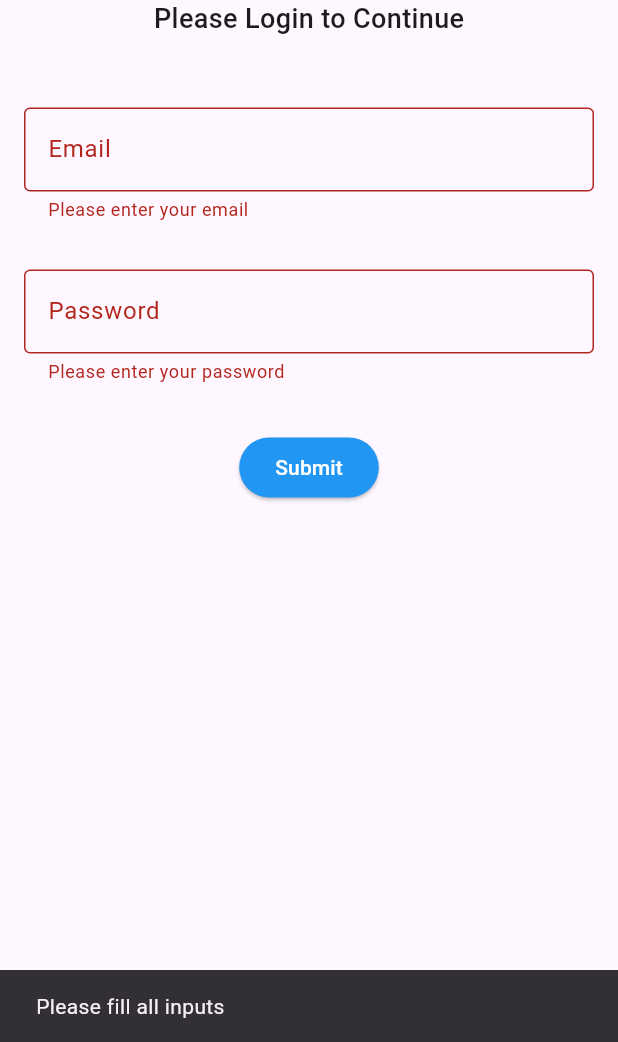
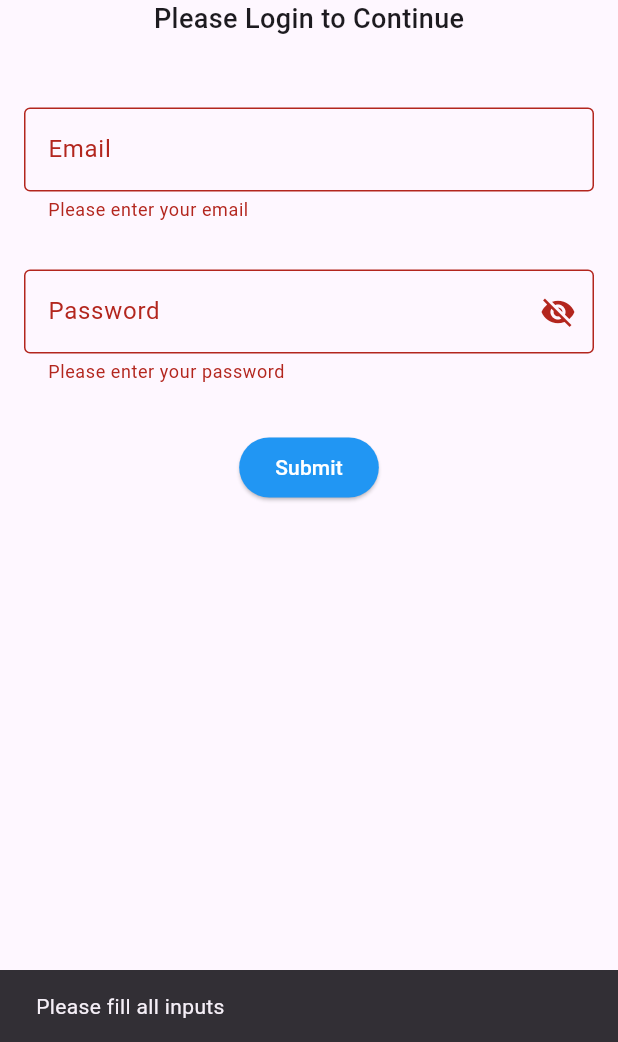
Before and after one commit to abdulbasit1993/NotesJot-App, a Flutter app: the screen it shows after launch, after a tap on "Submit", on a phone screen of 412 x 824 dp, the part 194-1236 px from its top. Run offline on Flutter 3.47's test engine with Material 3 defaults, Android fonts, the phone set to English and light mode, and no system bars; our stand-ins replace flutter_secure_storage.

Commit message:
added named routes for navigation

```diff
--- a/lib/main.dart
+++ b/lib/main.dart
@@ -1,5 +1,7 @@
 import 'package:flutter/material.dart';
-import 'package:notesjot_app/src/screens/login_screen.dart';
+import 'package:notesjot_app/src/routes/route_generator.dart';
+import 'package:notesjot_app/src/constants/route_names.dart';
+import 'package:notesjot_app/src/services/storage_service.dart';
 
 void main() {
   runApp(const MyApp());
@@ -17,6 +19,7 @@ class MyApp extends StatelessWidget {
             primaryColor: Colors.blue,
             appBarTheme: AppBarTheme(color: Colors.blue)),
         title: 'NotesJot',
-        home: LoginScreen());
+        onGenerateRoute: AppRouter.generateRoute,
+        initialRoute: loginRoute);
   }
 }
--- /dev/null
+++ b/lib/src/constants/route_names.dart
@@ -0,0 +1,2 @@
+const String loginRoute = 'login';
+const String homeRoute = 'home';
--- /dev/null
+++ b/lib/src/routes/route_generator.dart
@@ -0,0 +1,21 @@
+import 'package:flutter/material.dart';
+import 'package:notesjot_app/src/constants/route_names.dart';
+import 'package:notesjot_app/src/screens/home_screen.dart';
+import 'package:notesjot_app/src/screens/login_screen.dart';
+
+class AppRouter {
+  static Route<dynamic> generateRoute(RouteSettings settings) {
+    switch (settings.name) {
+      case loginRoute:
+        return MaterialPageRoute(builder: (_) => const LoginScreen());
+      case homeRoute:
+        return MaterialPageRoute(builder: (_) => const HomeScreen());
+      default:
+        return MaterialPageRoute(
+            builder: (_) => Scaffold(
+                    body: Center(
+                  child: Text('No route defined for ${settings.name}'),
+                )));
+    }
+  }
+}
--- a/lib/src/screens/login_screen.dart
+++ b/lib/src/screens/login_screen.dart
@@ -1,6 +1,6 @@
 import 'package:flutter/material.dart';
-import 'package:flutter_secure_storage/flutter_secure_storage.dart';
-import 'package:notesjot_app/src/screens/home_screen.dart';
+import 'package:notesjot_app/src/services/storage_service.dart';
+import 'package:notesjot_app/src/constants/route_names.dart';
 import 'package:notesjot_app/src/services/api_service.dart';
 
 class LoginScreen extends StatefulWidget {
@@ -15,14 +15,16 @@ class _LoginScreenState extends State<LoginScreen> {
   TextEditingController emailController = TextEditingController();
   TextEditingController passwordController = TextEditingController();
   final ApiService apiService = ApiService();
-  FlutterSecureStorage secureStorage = FlutterSecureStorage();
+  bool isPasswordHidden = true;
 
-  Future<void> saveToLocal(String key, String value) async {
-    await secureStorage.write(key: key, value: value);
+  void initState() {
+    isPasswordHidden = true;
   }
 
-  Future<String> getFromLocal(String key) async {
-    return await secureStorage.read(key: key) ?? "";
+  void toggleShowPassword() {
+    setState(() {
+      isPasswordHidden = !isPasswordHidden;
+    });
   }
 
   Future<void> onSubmitPress() async {
@@ -38,22 +40,21 @@ class _LoginScreenState extends State<LoginScreen> {
 
         var responseValue = await apiService.postData('auth/login', payload);
 
-        String token = responseValue['data']['token'];
+        dynamic responseSuccess = responseValue['success'];
 
-        await saveToLocal("token", token);
+        if (responseValue != null && responseSuccess == true) {
+          String token = responseValue['data']['token'];
 
-        ScaffoldMessenger.of(context).showSnackBar(
-            SnackBar(content: Text('${responseValue['message']}')));
+          await StorageService().saveToLocal("token", token);
 
-        Navigator.pushAndRemoveUntil(
-          context,
-          MaterialPageRoute(
-            builder: (BuildContext context) {
-              return const HomeScreen();
-            },
-          ),
-          (route) => false,
-        );
+          ScaffoldMessenger.of(context).showSnackBar(
+              SnackBar(content: Text('${responseValue['message']}')));
+
+          Navigator.of(context).pushReplacementNamed(homeRoute);
+        } else {
+          ScaffoldMessenger.of(context).showSnackBar(
+              SnackBar(content: Text('${responseValue['message']}')));
+        }
       } catch (error) {
         print('Error $error');
         ScaffoldMessenger.of(context)
@@ -121,9 +122,18 @@ class _LoginScreenState extends State<LoginScreen> {
                 padding: EdgeInsets.symmetric(horizontal: 8, vertical: 16),
                 child: TextFormField(
                   controller: passwordController,
-                  obscureText: true,
+                  obscureText: isPasswordHidden,
                   decoration: InputDecoration(
-                      border: OutlineInputBorder(), labelText: "Password"),
+                      border: OutlineInputBorder(),
+                      labelText: "Password",
+                      suffixIcon: IconButton(
+                        onPressed: () {
+                          toggleShowPassword();
+                        },
+                        icon: Icon(!isPasswordHidden
+                            ? Icons.visibility
+                            : Icons.visibility_off),
+                      )),
                   validator: (value) {
                     if (value == null || value.isEmpty) {
                       return "Please enter your password";
--- /dev/null
+++ b/lib/src/services/storage_service.dart
@@ -0,0 +1,13 @@
+import 'package:flutter_secure_storage/flutter_secure_storage.dart';
+
+class StorageService {
+  FlutterSecureStorage secureStorage = FlutterSecureStorage();
+
+  Future<void> saveToLocal(String key, String value) async {
+    await secureStorage.write(key: key, value: value);
+  }
+
+  Future<String> getFromLocal(String key) async {
+    return await secureStorage.read(key: key) ?? "";
+  }
+}
```
Also changed, not shown: lib/src/screens/home_screen.dart (+11 -0 lines).
